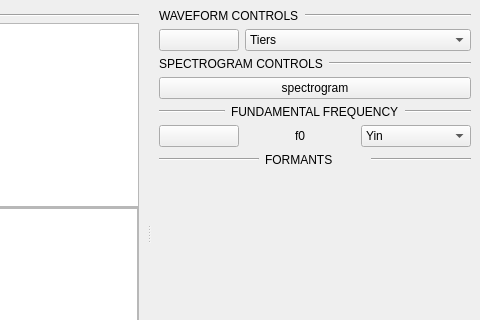
Before: the Qt Designer form gui/ui_files/ui_inspector.ui in phbuech/adatool, drawn with Qt 5; both pictures show x 434 to 914 and y 0 to 320 of the 914 by 1126 pixel window.
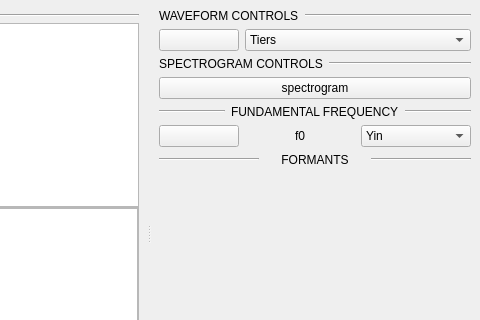
After: the same form once the commit is applied. Custom widgets are drawn as their Qt base class.

Commit message: test code in inspector script set in comments

```diff
--- a/gui/ui_files/ui_inspector.ui
+++ b/gui/ui_files/ui_inspector.ui
@@ -492,6 +492,9 @@
                <property name="text">
                 <string>FORMANTS</string>
                </property>
+               <property name="alignment">
+                <set>Qt::AlignCenter</set>
+               </property>
               </widget>
              </item>
              <item>
```
The commit also changes 2 other files.
